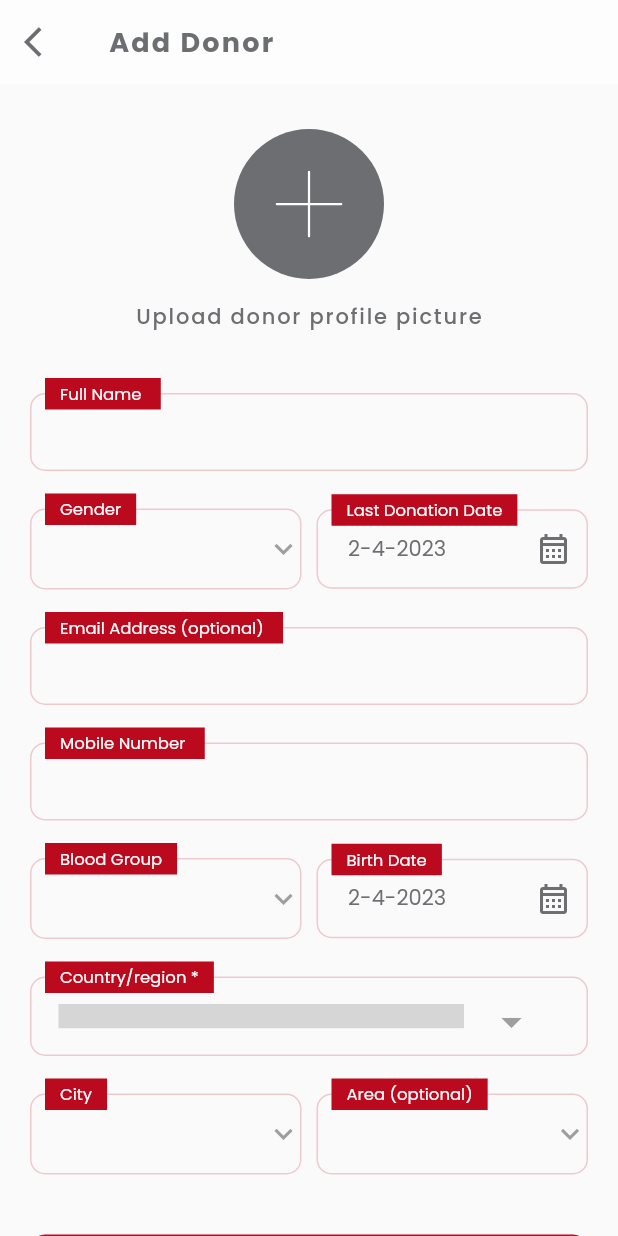
After one commit to mdshadatrahman/donate_life, a Flutter app: the AddDonorView screen opened by its route, on a phone screen of 412 x 824 dp. The commit adds this screen. Run offline on Flutter 3.47's test engine with Material 2 defaults, Android fonts, the phone set to English and light mode, and no system bars; drawn by our look-alikes of country_code_picker; our stand-ins replace flutter_svg, get, intl_phone_number_input, lottie, pinput; grey boxes are pictures that could not be loaded.

Commit message:
add donor

```diff
--- /dev/null
+++ b/lib/app/modules/add_donor/bindings/add_donor_binding.dart
@@ -0,0 +1,12 @@
+import 'package:get/get.dart';
+
+import '../controllers/add_donor_controller.dart';
+
+class AddDonorBinding extends Bindings {
+  @override
+  void dependencies() {
+    Get.lazyPut<AddDonorController>(
+      () => AddDonorController(),
+    );
+  }
+}
--- /dev/null
+++ b/lib/app/modules/add_donor/controllers/add_donor_controller.dart
@@ -0,0 +1,41 @@
+import 'package:flutter/material.dart';
+import 'package:get/get.dart';
+
+class AddDonorController extends GetxController {
+  Rx<DateTime> selectedBirthDay = DateTime.now().obs;
+  Rx<DateTime> selectedLastDonationDate = DateTime.now().obs;
+
+  RxBool isViewing = false.obs;
+
+  Future<void> selectBirthDay(BuildContext context) async {
+    final DateTime? picked = await showDatePicker(
+      context: context,
+      initialDate: selectedBirthDay.value,
+      firstDate: DateTime(1950, 1),
+      lastDate: DateTime.now(),
+    );
+    if (picked != null && picked != selectedBirthDay.value) {
+      selectedBirthDay.value = picked;
+    }
+  }
+
+  Future<void> selectLastDonation(BuildContext context) async {
+    final DateTime? picked = await showDatePicker(
+      context: context,
+      initialDate: selectedLastDonationDate.value,
+      firstDate: DateTime(1950, 1),
+      lastDate: DateTime.now(),
+    );
+    if (picked != null && picked != selectedLastDonationDate.value) {
+      selectedLastDonationDate.value = picked;
+    }
+  }
+
+  String get selectedDateFormatted {
+    return "${selectedBirthDay.value.day}-${selectedBirthDay.value.month}-${selectedBirthDay.value.year}";
+  }
+
+  String get selectedLastDonationFormatted {
+    return "${selectedLastDonationDate.value.day}-${selectedLastDonationDate.value.month}-${selectedLastDonationDate.value.year}";
+  }
+}
--- /dev/null
+++ b/lib/app/modules/add_donor/views/add_donor_view.dart
@@ -0,0 +1,365 @@
+import 'package:donate_life/app/routes/app_pages.dart';
+import 'package:donate_life/app/utils/colors.dart';
+import 'package:donate_life/app/utils/custom_dropdown.dart';
+import 'package:donate_life/app/utils/custom_dropdown_with_flag.dart';
+import 'package:donate_life/app/utils/custom_textfield.dart';
+import 'package:donate_life/utils/custom_clipper.dart';
+import 'package:flutter/material.dart';
+import 'package:flutter_svg/flutter_svg.dart';
+
+import 'package:get/get.dart';
+
+import '../controllers/add_donor_controller.dart';
+
+class AddDonorView extends GetView<AddDonorController> {
+  const AddDonorView({Key? key}) : super(key: key);
+  @override
+  Widget build(BuildContext context) {
+    return Scaffold(
+      appBar: AppBar(
+        backgroundColor: AppColors.white,
+        elevation: 0,
+        leading: IconButton(
+          icon: const Icon(
+            Icons.arrow_back_ios,
+            color: AppColors.secondaryColor,
+          ),
+          onPressed: () {
+            Get.back();
+          },
+        ),
+        title: const Text(
+          'Add Donor',
+          style: TextStyle(
+            color: AppColors.secondaryColor,
+            fontSize: 18,
+            fontWeight: FontWeight.w700,
+            letterSpacing: 1.5,
+          ),
+        ),
+      ),
+      body: SafeArea(
+        child: SizedBox(
+          width: Get.width,
+          child: Padding(
+            padding: const EdgeInsets.symmetric(horizontal: 20),
+            child: SingleChildScrollView(
+              physics: const BouncingScrollPhysics(),
+              child: Column(
+                crossAxisAlignment: CrossAxisAlignment.center,
+                children: [
+                  const SizedBox(height: 30),
+                  Row(
+                    mainAxisAlignment: MainAxisAlignment.center,
+                    children: [
+                      Column(
+                        crossAxisAlignment: CrossAxisAlignment.center,
+                        children: [
+                          GestureDetector(
+                            onTap: () {
+                              //TODO controller.getImage();
+                            },
+                            child: ClipPath(
+                              clipper: CircleClipper(),
+                              child: Container(
+                                height: 100,
+                                width: 100,
+                                color: AppColors.secondaryColor,
+                                child: SizedBox(
+                                  height: 50,
+                                  width: 50,
+                                  child: SvgPicture.asset(
+                                    'assets/svg/plus.svg',
+                                    width: 50,
+                                    height: 50,
+                                    fit: BoxFit.scaleDown,
+                                  ),
+                                ),
+                              ),
+                            ),
+                          ),
+                          const SizedBox(height: 15),
+                          const Text(
+                            'Upload donor profile picture',
+                            style: TextStyle(
+                              color: AppColors.secondaryColor,
+                              fontSize: 14,
+                              fontWeight: FontWeight.w500,
+                              letterSpacing: 1.2,
+                            ),
+                          ),
+                        ],
+                      ),
+                    ],
+                  ),
+                  const SizedBox(height: 40),
+                  const CustomTextField(
+                    title: 'Full Name',
+                    keyboardType: TextInputType.name,
+                    isRequired: true,
+                  ),
+                  Padding(
+                    padding: const EdgeInsets.only(bottom: 25),
+                    child: Row(
+                      mainAxisAlignment: MainAxisAlignment.spaceBetween,
+                      mainAxisSize: MainAxisSize.min,
+                      children: [
+                        const Expanded(
+                          child: CustomDropDown(
+                            title: 'Gender',
+                            customCategory: [
+                              'Male',
+                              'Female',
+                            ],
+                          ),
+                        ),
+                        const SizedBox(width: 10),
+                        Expanded(
+                          child: GestureDetector(
+                            onTap: () {
+                              controller.selectLastDonation(context);
+                            },
+                            child: Stack(
+                              clipBehavior: Clip.none,
+                              children: [
+                                Container(
+                                  height: 53,
+                                  width: double.infinity,
+                                  padding: const EdgeInsets.symmetric(
+                                    horizontal: 10,
+                                  ),
+                                  decoration: BoxDecoration(
+                                    border: Border.all(
+                                      color: AppColors.primaryColor.withOpacity(0.2),
+                                      width: 1,
+                                    ),
+                                    borderRadius: BorderRadius.circular(10),
+                                  ),
+                                  child: Row(
+                                    mainAxisAlignment: MainAxisAlignment.spaceBetween,
+                                    children: [
+                                      Padding(
+                                        padding: const EdgeInsets.only(left: 10),
+                                        child: Obx(
+                                          () => Text(
+                                            controller.selectedLastDonationFormatted,
+                                            style: const TextStyle(
+                                              color: AppColors.secondaryColor,
+                                              fontSize: 14,
+                                            ),
+                                          ),
+                                        ),
+                                      ),
+                                      const Icon(
+                                        Icons.calendar_month_outlined,
+                                        color: AppColors.secondaryColor,
+                                      ),
+                                    ],
+                                  ),
+                                ),
+                                Positioned(
+                                  top: -10,
+                                  left: 10,
+                                  child: Container(
+                                    padding: const EdgeInsets.symmetric(
+                                      horizontal: 10,
+                                      vertical: 2.5,
+                                    ),
+                                    color: AppColors.primaryColor,
+                                    child: const Text(
+                                      'Last Donation Date',
+                                      style: TextStyle(
+                                        color: AppColors.white,
+                                        fontSize: 11,
+                                      ),
+                                    ),
+                                  ),
+                                )
+                              ],
+                            ),
+                          ),
+                        ),
+                      ],
+                    ),
+                  ),
+                  const CustomTextField(
+                    title: 'Email Address (optional)',
+                    keyboardType: TextInputType.emailAddress,
+                    isRequired: false,
+                  ),
+                  const CustomTextField(
+                    title: 'Mobile Number',
+                    keyboardType: TextInputType.streetAddress,
+                    isRequired: true,
+                  ),
+                  Padding(
+                    padding: const EdgeInsets.only(bottom: 25),
+                    child: Row(
+                      mainAxisAlignment: MainAxisAlignment.spaceBetween,
+                      mainAxisSize: MainAxisSize.min,
+                      children: [
+                        const Expanded(
+                          child: CustomDropDown(
+                            title: 'Blood Group',
+                            customCategory: [
+                              'A+',
+                              'A-',
+                              'B+',
+                              'B-',
+                              'AB+',
+                              'AB-',
+                              'O+',
+                              'O-',
+                            ],
+                          ),
+                        ),
+                        const SizedBox(width: 10),
+                        Expanded(
+                          child: GestureDetector(
+                            onTap: () {
+                              controller.selectBirthDay(context);
+                            },
+                            child: Stack(
+                              clipBehavior: Clip.none,
+                              children: [
+                                Container(
+                                  height: 53,
+                                  width: double.infinity,
+                                  padding: const EdgeInsets.symmetric(
+                                    horizontal: 10,
+                                  ),
+                                  decoration: BoxDecoration(
+                                    border: Border.all(
+                                      color: AppColors.primaryColor.withOpacity(0.2),
+                                      width: 1,
+                                    ),
+                                    // color: AppColors.white,
+                                    borderRadius: BorderRadius.circular(10),
+                                    // boxShadow: [
+                                    //   BoxShadow(
+                                    //     color: AppColors.black.withOpacity(0.1),
+                                    //     blurRadius: 10,
+                                    //     offset: const Offset(0, 5),
+                                    //   ),
+                                    // ],
+                                  ),
+                                  child: Row(
+                                    mainAxisAlignment: MainAxisAlignment.spaceBetween,
+                                    children: [
+                                      Padding(
+                                        padding: const EdgeInsets.only(left: 10),
+                                        child: Obx(
+                                          () => Text(
+                                            controller.selectedDateFormatted,
+                                            style: const TextStyle(
+                                              color: AppColors.secondaryColor,
+                                              fontSize: 14,
+                                            ),
+                                          ),
+                                        ),
+                                      ),
+                                      const Icon(
+                                        Icons.calendar_month_outlined,
+                                        color: AppColors.secondaryColor,
+                                      ),
+                                    ],
+                                  ),
+                                ),
+                                Positioned(
+                                  top: -10,
+                                  left: 10,
+                                  child: Container(
+                                    padding: const EdgeInsets.symmetric(
+                                      horizontal: 10,
+                                      vertical: 2.5,
+                                    ),
+                                    color: AppColors.primaryColor,
+                                    child: const Text(
+                                      'Birth Date',
+                                      style: TextStyle(
+                                        color: AppColors.white,
+                                        fontSize: 11,
+                                      ),
+                                    ),
+                                  ),
+                                )
+                              ],
+                            ),
+                          ),
+                        ),
+                      ],
+                    ),
+                  ),
+                  const CustomDropDownWithFlag(
+                    title: 'Country/region',
+                  ),
+                  Row(
+                    mainAxisAlignment: MainAxisAlignment.spaceBetween,
+                    mainAxisSize: MainAxisSize.min,
+                    children: const [
+                      Expanded(
+                        child: CustomDropDown(
+                          title: 'City',
+                          customCategory: [
+                            'Chuadanga',
+                            'Jashore',
+                            'Kushtia',
+                            'Magura',
+                            'Meherpur',
+                            'Narail',
+                          ],
+                        ),
+                      ),
+                      SizedBox(width: 10),
+                      Expanded(
+                        child: CustomDropDown(
+                          title: 'Area (optional)',
+                          customCategory: [
+                            'Chuadanga',
+                            'Jashore',
+                            'Kushtia',
+                            'Magura',
+                            'Meherpur',
+                            'Narail',
+                          ],
+                        ),
+                      ),
+                    ],
+                  ),
+                  const SizedBox(height: 20),
+                  const SizedBox(height: 20),
+                  GestureDetector(
+                    onTap: () {
+                      Get.toNamed(Routes.BOTTOM_NAV_BAR);
+                    },
+                    child: Container(
+                      height: 50,
+                      width: Get.width,
+                      decoration: BoxDecoration(
+                        color: AppColors.primaryColor,
+                        borderRadius: BorderRadius.circular(10),
+                      ),
+                      child: const Center(
+                        child: Text(
+                          'Add Donor',
+                          style: TextStyle(
+                            color: AppColors.white,
+                            fontSize: 16,
+                            fontWeight: FontWeight.w500,
+                            letterSpacing: 1.2,
+                          ),
+                        ),
+                      ),
+                    ),
+                  ),
+                  const SizedBox(height: 20),
+                  const SizedBox(height: 20),
+                ],
+              ),
+            ),
+          ),
+        ),
+      ),
+    );
+  }
+}
--- a/lib/app/modules/home/views/home_view.dart
+++ b/lib/app/modules/home/views/home_view.dart
@@ -136,6 +136,8 @@ class HomeView extends GetView<HomeController> {
                       onTap: () {
                         if (index == 0) {
                           Get.toNamed(Routes.SEARCH_DONOR);
+                        } else if (index == 1) {
+                          Get.toNamed(Routes.ADD_DONOR);
                         }
                       },
                       child: Padding(
--- a/lib/app/routes/app_pages.dart
+++ b/lib/app/routes/app_pages.dart
@@ -1,5 +1,7 @@
 import 'package:get/get.dart';
 
+import '../modules/add_donor/bindings/add_donor_binding.dart';
+import '../modules/add_donor/views/add_donor_view.dart';
 import '../modules/bottom_nav_bar/bindings/bottom_nav_bar_binding.dart';
 import '../modules/bottom_nav_bar/views/bottom_nav_bar_view.dart';
 import '../modules/create_profile/bindings/profile_binding.dart';
@@ -79,5 +81,10 @@ class AppPages {
       page: () => const SearchDonorView(),
       binding: SearchDonorBinding(),
     ),
+    GetPage(
+      name: _Paths.ADD_DONOR,
+      page: () => const AddDonorView(),
+      binding: AddDonorBinding(),
+    ),
   ];
 }
--- a/lib/app/routes/app_routes.dart
+++ b/lib/app/routes/app_routes.dart
@@ -13,6 +13,7 @@ abstract class Routes {
   static const NOTIFICATION = _Paths.NOTIFICATION;
   static const MENU = _Paths.MENU;
   static const SEARCH_DONOR = _Paths.SEARCH_DONOR;
+  static const ADD_DONOR = _Paths.ADD_DONOR;
 }
 
 abstract class _Paths {
@@ -27,4 +28,5 @@ abstract class _Paths {
   static const NOTIFICATION = '/notification';
   static const MENU = '/menu';
   static const SEARCH_DONOR = '/search-donor';
+  static const ADD_DONOR = '/add-donor';
 }
```
